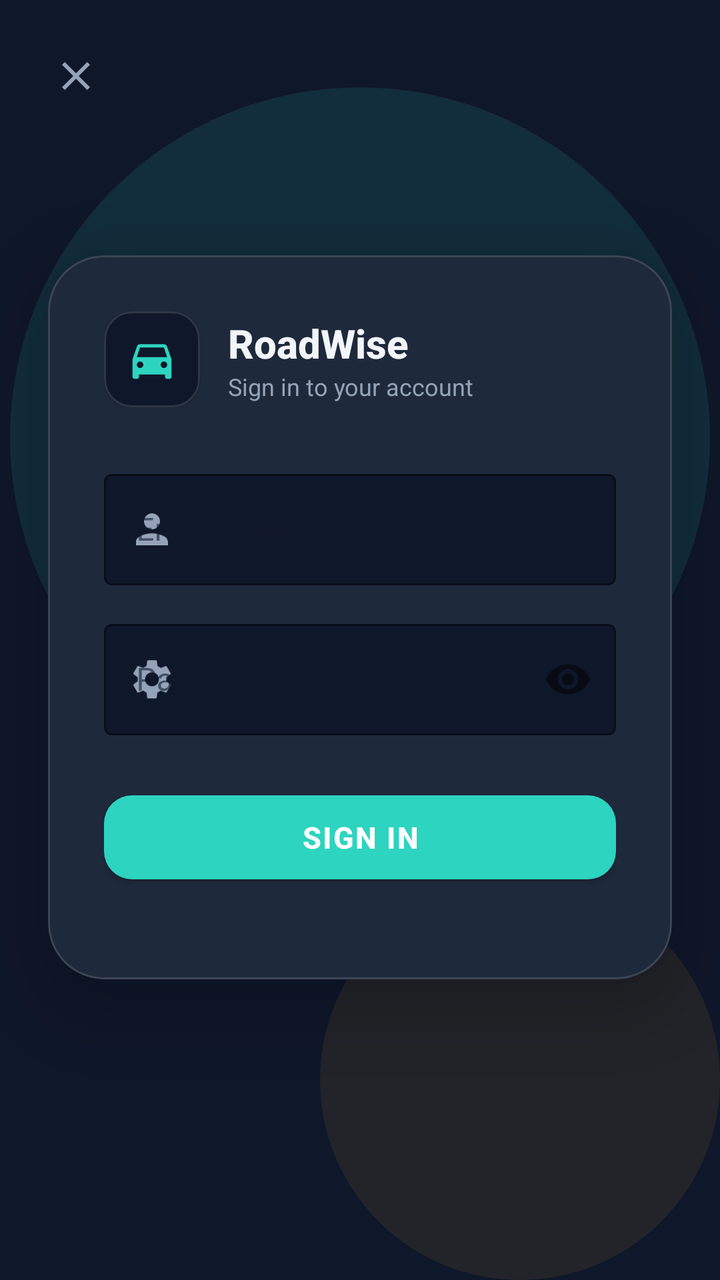
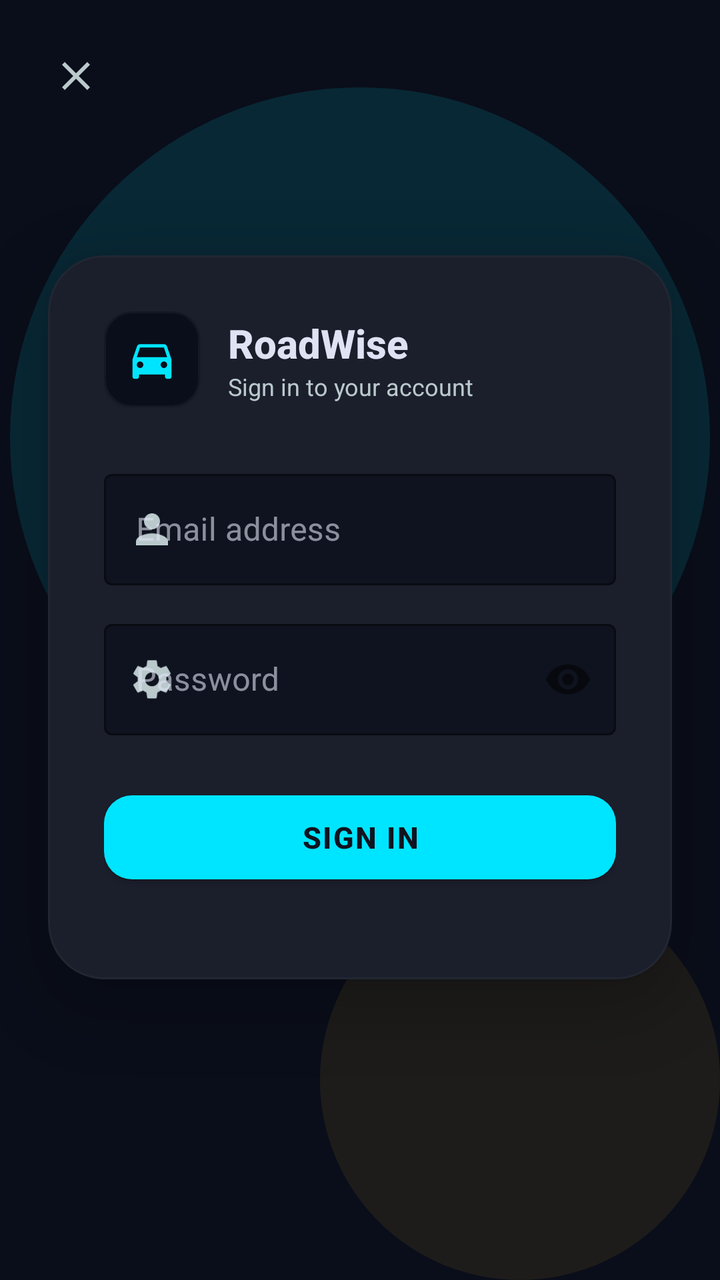

An Android layout rendered at two revisions. The XML below is the earlier revision; the diff shows what the commit changed to produce the second picture.
<!-- AndroidManifest.xml: activity theme Theme.RoadWise -->
<!-- res/layout/activity_login.xml -->
<?xml version="1.0" encoding="utf-8"?>
<androidx.constraintlayout.widget.ConstraintLayout xmlns:android="http://schemas.android.com/apk/res/android"
    xmlns:app="http://schemas.android.com/apk/res-auto"
    android:layout_width="match_parent"
    android:layout_height="match_parent"
    android:background="@color/obsidian_background">

    
    <View
        android:layout_width="350dp"
        android:layout_height="350dp"
        android:alpha="0.12"
        android:background="@drawable/circle_indicator"
        android:backgroundTint="@color/brand_teal"
        app:layout_constraintEnd_toEndOf="parent"
        app:layout_constraintStart_toStartOf="parent"
        app:layout_constraintTop_toTopOf="parent"
        app:layout_constraintBottom_toBottomOf="parent"
        app:layout_constraintVertical_bias="0.15" />

    
    <View
        android:id="@+id/amberGlow"
        android:layout_width="200dp"
        android:layout_height="200dp"
        android:alpha="0.08"
        android:background="@drawable/circle_indicator"
        android:backgroundTint="@color/brand_amber"
        app:layout_constraintEnd_toEndOf="parent"
        app:layout_constraintBottom_toBottomOf="parent" />

    
    <ImageButton
        android:id="@+id/btnBack"
        android:layout_width="44dp"
        android:layout_height="44dp"
        android:layout_margin="16dp"
        android:background="?attr/selectableItemBackgroundBorderless"
        android:src="@drawable/ic_close"
        android:padding="10dp"
        app:tint="@color/text_med_emphasis_dark"
        app:layout_constraintStart_toStartOf="parent"
        app:layout_constraintTop_toTopOf="parent" />

    
    <com.google.android.material.card.MaterialCardView
        android:id="@+id/loginCard"
        android:layout_width="0dp"
        android:layout_height="wrap_content"
        android:layout_margin="24dp"
        app:cardBackgroundColor="@color/obsidian_surface"
        app:cardCornerRadius="28dp"
        app:cardElevation="16dp"
        app:strokeColor="@color/glass_border_dark"
        app:strokeWidth="1dp"
        app:layout_constraintBottom_toBottomOf="parent"
        app:layout_constraintEnd_toEndOf="parent"
        app:layout_constraintStart_toStartOf="parent"
        app:layout_constraintTop_toTopOf="parent"
        app:layout_constraintVertical_bias="0.45">

        <LinearLayout
            android:layout_width="match_parent"
            android:layout_height="wrap_content"
            android:orientation="vertical"
            android:padding="28dp">

            
            <LinearLayout
                android:layout_width="match_parent"
                android:layout_height="wrap_content"
                android:orientation="horizontal"
                android:gravity="center_vertical"
                android:layout_marginBottom="28dp">

                <com.google.android.material.card.MaterialCardView
                    android:layout_width="48dp"
                    android:layout_height="48dp"
                    app:cardBackgroundColor="@color/obsidian_background"
                    app:cardCornerRadius="14dp"
                    app:strokeColor="@color/glass_border_dark"
                    app:strokeWidth="1dp">
                    <ImageView
                        android:layout_width="match_parent"
                        android:layout_height="match_parent"
                        android:padding="11dp"
                        android:src="@drawable/ic_drive"
                        app:tint="@color/brand_teal" />
                </com.google.android.material.card.MaterialCardView>

                <LinearLayout
                    android:layout_width="wrap_content"
                    android:layout_height="wrap_content"
                    android:orientation="vertical"
                    android:layout_marginStart="14dp">
                    <TextView
                        android:layout_width="wrap_content"
                        android:layout_height="wrap_content"
                        android:text="RoadWise"
                        android:textColor="@color/text_high_emphasis_dark"
                        android:textSize="20sp"
                        android:textStyle="bold"
                        android:fontFamily="sans-serif-medium" />
                    <TextView
                        android:layout_width="wrap_content"
                        android:layout_height="wrap_content"
                        android:text="Sign in to your account"
                        android:textColor="@color/text_med_emphasis_dark"
                        android:textSize="12sp" />
                </LinearLayout>
            </LinearLayout>

            
            <com.google.android.material.textfield.TextInputLayout
                android:id="@+id/emailLayout"
                style="@style/Widget.MaterialComponents.TextInputLayout.OutlinedBox"
                android:layout_width="match_parent"
                android:layout_height="wrap_content"
                android:hint="Email address"
                android:layout_marginBottom="14dp"
                app:boxStrokeColor="@color/brand_teal"
                app:hintTextColor="@color/brand_teal"
                app:startIconDrawable="@drawable/ic_person"
                app:startIconTint="@color/text_med_emphasis_dark"
                app:boxBackgroundColor="@color/obsidian_background">

                <com.google.android.material.textfield.TextInputEditText
                    android:id="@+id/etEmail"
                    android:layout_width="match_parent"
                    android:layout_height="wrap_content"
                    android:inputType="textEmailAddress"
                    android:textColor="@color/text_high_emphasis_dark"
                    android:textColorHint="@color/text_med_emphasis_dark"
                    android:imeOptions="actionNext" />
            </com.google.android.material.textfield.TextInputLayout>

            
            <com.google.android.material.textfield.TextInputLayout
                android:id="@+id/passwordLayout"
                style="@style/Widget.MaterialComponents.TextInputLayout.OutlinedBox"
                android:layout_width="match_parent"
                android:layout_height="wrap_content"
                android:hint="Password"
                android:layout_marginBottom="24dp"
                app:boxStrokeColor="@color/brand_teal"
                app:hintTextColor="@color/brand_teal"
                app:startIconDrawable="@drawable/ic_settings"
                app:startIconTint="@color/text_med_emphasis_dark"
                app:passwordToggleEnabled="true"
                app:boxBackgroundColor="@color/obsidian_background">

                <com.google.android.material.textfield.TextInputEditText
                    android:id="@+id/etPassword"
                    android:layout_width="match_parent"
                    android:layout_height="wrap_content"
                    android:inputType="textPassword"
                    android:textColor="@color/text_high_emphasis_dark"
                    android:textColorHint="@color/text_med_emphasis_dark"
                    android:imeOptions="actionDone" />
            </com.google.android.material.textfield.TextInputLayout>

            
            <com.google.android.material.button.MaterialButton
                android:id="@+id/btnLogin"
                android:layout_width="match_parent"
                android:layout_height="54dp"
                android:text="Sign In"
                android:textSize="15sp"
                android:textStyle="bold"
                android:letterSpacing="0.05"
                app:backgroundTint="@color/brand_teal"
                app:cornerRadius="14dp"
                android:layout_marginBottom="16dp" />

            
            <TextView
                android:id="@+id/tvError"
                android:layout_width="match_parent"
                android:layout_height="wrap_content"
                android:textColor="#EF4444"
                android:textSize="12sp"
                android:gravity="center"
                android:visibility="gone"
                android:text="" />

        </LinearLayout>
    </com.google.android.material.card.MaterialCardView>

    
    <FrameLayout
        android:id="@+id/loadingOverlay"
        android:layout_width="match_parent"
        android:layout_height="match_parent"
        android:background="#AA0F172A"
        android:visibility="gone"
        app:layout_constraintBottom_toBottomOf="parent"
        app:layout_constraintTop_toTopOf="parent"
        app:layout_constraintStart_toStartOf="parent"
        app:layout_constraintEnd_toEndOf="parent">

        <ProgressBar
            android:layout_width="48dp"
            android:layout_height="48dp"
            android:layout_gravity="center"
            android:indeterminateTint="@color/brand_teal" />
    </FrameLayout>

</androidx.constraintlayout.widget.ConstraintLayout>
<!-- resources referenced by this layout -->
<resources>
  <color name="brand_amber">#FBBF24</color>
  <color name="brand_teal">#2DD4BF</color>
  <color name="glass_border_dark">#22FFFFFF</color>
  <color name="obsidian_background">#0F172A</color>
  <color name="obsidian_surface">#1E293B</color>
  <color name="text_high_emphasis_dark">#F1F5F9</color>
  <color name="text_med_emphasis_dark">#94A3B8</color>
  <!-- drawable circle_indicator (drawable) -->
  <?xml version="1.0" encoding="utf-8"?>
  <shape xmlns:android="http://schemas.android.com/apk/res/android"
      android:shape="oval">
      <solid android:color="#00FF00" />
      <size android:width="12dp" android:height="12dp" />
  </shape>
  <!-- drawable ic_close (drawable) -->
  <vector xmlns:android="http://schemas.android.com/apk/res/android"
      android:width="24dp"
      android:height="24dp"
      android:viewportWidth="24.0"
      android:viewportHeight="24.0">
      <path
          android:fillColor="#FF000000"
          android:pathData="M19,6.41L17.59,5,12,10.59,6.41,5,5,6.41,10.59,12,5,17.59,6.41,19,12,13.41,17.59,19,19,17.59,13.41,12z"/>
  </vector>
  <!-- drawable ic_drive (drawable) -->
  <vector xmlns:android="http://schemas.android.com/apk/res/android"
      android:width="24dp"
      android:height="24dp"
      android:viewportWidth="24.0"
      android:viewportHeight="24.0">
      <path
          android:fillColor="#FF000000"
          android:pathData="M18.92,6.01C18.72,5.42 18.16,5 17.5,5h-11C5.84,5 5.28,5.42 5.08,6.01L3,12v8c0,0.55 0.45,1 1,1h1c0.55,0 1,-0.45 1,-1v-1h12v1c0,0.55 0.45,1 1,1h1c0.55,0 1,-0.45 1,-1v-8L18.92,6.01zM6.5,16c-0.83,0 -1.5,-0.67 -1.5,-1.5S5.67,13 6.5,13s1.5,0.67 1.5,1.5S7.33,16 6.5,16zM17.5,16c-0.83,0 -1.5,-0.67 -1.5,-1.5s0.67,-1.5 1.5,-1.5s1.5,0.67 1.5,1.5S18.33,16 17.5,16zM5,11l1.5,-4.5h11L19,11H5z"/>
  </vector>
  <!-- drawable ic_person (drawable) -->
  <?xml version="1.0" encoding="utf-8"?>
  <vector xmlns:android="http://schemas.android.com/apk/res/android"
      android:width="24dp"
      android:height="24dp"
      android:viewportWidth="24"
      android:viewportHeight="24">
      <path
          android:fillColor="#FF000000"
          android:pathData="M12,12c2.21,0 4,-1.79 4,-4s-1.79,-4 -4,-4 -4,1.79 -4,4 1.79,4 4,4zM12,14c-2.67,0 -8,1.34 -8,4v2h16v-2c0,-2.66 -5.33,-4 -8,-4z"/>
  </vector>
  <style name="Theme.RoadWise" parent="Theme.MaterialComponents.DayNight.NoActionBar">
          <item name="colorPrimary">@color/brand_teal</item>
          <item name="colorPrimaryVariant">@color/brand_teal</item>
          <item name="colorOnPrimary">@color/white</item>
          <item name="colorSecondary">@color/brand_amber</item>
          <item name="colorSecondaryVariant">@color/brand_amber_dark</item>
          <item name="colorOnSecondary">@color/black</item>
          
          <item name="android:colorBackground">@color/pearl_background</item>
          <item name="colorSurface">@color/pearl_surface</item>
          <item name="colorOnBackground">@color/text_high_emphasis_light</item>
          <item name="colorOnSurface">@color/text_high_emphasis_light</item>
  
          <item name="glassSurface">@color/pearl_surface_glass</item>
          <item name="glassSurfaceDeep">@color/pearl_surface_glass</item>
          <item name="glassBorder">@color/glass_border_light</item>
          <item name="textFaded">@color/text_med_emphasis_light</item>
  
          <item name="android:statusBarColor">@color/pearl_background</item>
          <item name="android:windowLightStatusBar" tools:targetApi="m">true</item>
      </style>
  <color name="white">#FFFFFFFF</color>
  <color name="brand_amber_dark">#D97706</color>
  <color name="black">#FF000000</color>
  <color name="pearl_background">#F8FAFC</color>
  <color name="pearl_surface">#FFFFFF</color>
  <color name="text_high_emphasis_light">#0F172A</color>
  <color name="pearl_surface_glass">#E6FFFFFF</color>
  <color name="glass_border_light">#22000000</color>
  <color name="text_med_emphasis_light">#64748B</color>
  <!-- unchanged entries left out for length: 1 -->
</resources>

<!-- the commit's change to res/layout/activity_login.xml (unified diff, before → after) -->
@@ -3,7 +3,7 @@
     xmlns:app="http://schemas.android.com/apk/res-auto"
     android:layout_width="match_parent"
     android:layout_height="match_parent"
-    android:background="@color/obsidian_background">
+    android:background="@color/neon_background_lowest">
 
     
     <View
@@ -38,7 +38,7 @@
         android:background="?attr/selectableItemBackgroundBorderless"
         android:src="@drawable/ic_close"
         android:padding="10dp"
-        app:tint="@color/text_med_emphasis_dark"
+        app:tint="@color/neon_text_med"
         app:layout_constraintStart_toStartOf="parent"
         app:layout_constraintTop_toTopOf="parent" />
 
@@ -48,10 +48,10 @@
         android:layout_width="0dp"
         android:layout_height="wrap_content"
         android:layout_margin="24dp"
-        app:cardBackgroundColor="@color/obsidian_surface"
+        app:cardBackgroundColor="@color/neon_surface"
         app:cardCornerRadius="28dp"
         app:cardElevation="16dp"
-        app:strokeColor="@color/glass_border_dark"
+        app:strokeColor="@color/glass_ghost_border"
         app:strokeWidth="1dp"
         app:layout_constraintBottom_toBottomOf="parent"
         app:layout_constraintEnd_toEndOf="parent"
@@ -76,9 +76,9 @@
                 <com.google.android.material.card.MaterialCardView
                     android:layout_width="48dp"
                     android:layout_height="48dp"
-                    app:cardBackgroundColor="@color/obsidian_background"
+                    app:cardBackgroundColor="@color/neon_background_lowest"
                     app:cardCornerRadius="14dp"
-                    app:strokeColor="@color/glass_border_dark"
+                    app:strokeColor="@color/glass_ghost_border"
                     app:strokeWidth="1dp">
                     <ImageView
                         android:layout_width="match_parent"
@@ -97,7 +97,7 @@
                         android:layout_width="wrap_content"
                         android:layout_height="wrap_content"
                         android:text="RoadWise"
-                        android:textColor="@color/text_high_emphasis_dark"
+                        android:textColor="@color/neon_text_high"
                         android:textSize="20sp"
                         android:textStyle="bold"
                         android:fontFamily="sans-serif-medium" />
@@ -105,7 +105,7 @@
                         android:layout_width="wrap_content"
                         android:layout_height="wrap_content"
                         android:text="Sign in to your account"
-                        android:textColor="@color/text_med_emphasis_dark"
+                        android:textColor="@color/neon_text_med"
                         android:textSize="12sp" />
                 </LinearLayout>
             </LinearLayout>
@@ -121,16 +121,16 @@
                 app:boxStrokeColor="@color/brand_teal"
                 app:hintTextColor="@color/brand_teal"
                 app:startIconDrawable="@drawable/ic_person"
-                app:startIconTint="@color/text_med_emphasis_dark"
-                app:boxBackgroundColor="@color/obsidian_background">
+                app:startIconTint="@color/neon_text_med"
+                app:boxBackgroundColor="@color/neon_background">
 
                 <com.google.android.material.textfield.TextInputEditText
                     android:id="@+id/etEmail"
                     android:layout_width="match_parent"
                     android:layout_height="wrap_content"
                     android:inputType="textEmailAddress"
-                    android:textColor="@color/text_high_emphasis_dark"
-                    android:textColorHint="@color/text_med_emphasis_dark"
+                    android:textColor="@color/neon_text_high"
+                    android:textColorHint="@color/neon_text_med"
                     android:imeOptions="actionNext" />
             </com.google.android.material.textfield.TextInputLayout>
 
@@ -145,17 +145,17 @@
                 app:boxStrokeColor="@color/brand_teal"
                 app:hintTextColor="@color/brand_teal"
                 app:startIconDrawable="@drawable/ic_settings"
-                app:startIconTint="@color/text_med_emphasis_dark"
+                app:startIconTint="@color/neon_text_med"
                 app:passwordToggleEnabled="true"
-                app:boxBackgroundColor="@color/obsidian_background">
+                app:boxBackgroundColor="@color/neon_background">
 
                 <com.google.android.material.textfield.TextInputEditText
                     android:id="@+id/etPassword"
                     android:layout_width="match_parent"
                     android:layout_height="wrap_content"
                     android:inputType="textPassword"
-                    android:textColor="@color/text_high_emphasis_dark"
-                    android:textColorHint="@color/text_med_emphasis_dark"
+                    android:textColor="@color/neon_text_high"
+                    android:textColorHint="@color/neon_text_med"
                     android:imeOptions="actionDone" />
             </com.google.android.material.textfield.TextInputLayout>
 
@@ -191,7 +191,7 @@
         android:id="@+id/loadingOverlay"
         android:layout_width="match_parent"
         android:layout_height="match_parent"
-        android:background="#AA0F172A"
+        android:background="#AA0A0E1A"
         android:visibility="gone"
         app:layout_constraintBottom_toBottomOf="parent"
         app:layout_constraintTop_toTopOf="parent"
<!-- resource entries referenced after the edit -->
@@ -1,12 +1,13 @@
 <!-- resources referenced by this layout -->
 <resources>
   <color name="brand_amber">#FBBF24</color>
-  <color name="brand_teal">#2DD4BF</color>
-  <color name="glass_border_dark">#22FFFFFF</color>
-  <color name="obsidian_background">#0F172A</color>
-  <color name="obsidian_surface">#1E293B</color>
-  <color name="text_high_emphasis_dark">#F1F5F9</color>
-  <color name="text_med_emphasis_dark">#94A3B8</color>
+  <color name="brand_teal">#00E5FF</color>
+  <color name="glass_ghost_border">#333B494C</color>
+  <color name="neon_background">#0F131F</color>
+  <color name="neon_background_lowest">#0A0E1A</color>
+  <color name="neon_surface">#1B1F2C</color>
+  <color name="neon_text_high">#DFE2F3</color>
+  <color name="neon_text_med">#BAC9CC</color>
   <!-- drawable circle_indicator (drawable) -->
   <?xml version="1.0" encoding="utf-8"?>
   <shape xmlns:android="http://schemas.android.com/apk/res/android"
@@ -46,35 +47,32 @@
           android:pathData="M12,12c2.21,0 4,-1.79 4,-4s-1.79,-4 -4,-4 -4,1.79 -4,4 1.79,4 4,4zM12,14c-2.67,0 -8,1.34 -8,4v2h16v-2c0,-2.66 -5.33,-4 -8,-4z"/>
   </vector>
   <style name="Theme.RoadWise" parent="Theme.MaterialComponents.DayNight.NoActionBar">
-          <item name="colorPrimary">@color/brand_teal</item>
-          <item name="colorPrimaryVariant">@color/brand_teal</item>
-          <item name="colorOnPrimary">@color/white</item>
+          <item name="colorPrimary">@color/neon_primary</item>
+          <item name="colorPrimaryVariant">@color/neon_primary_dim</item>
+          <item name="colorOnPrimary">@color/neon_background</item>
           <item name="colorSecondary">@color/brand_amber</item>
           <item name="colorSecondaryVariant">@color/brand_amber_dark</item>
           <item name="colorOnSecondary">@color/black</item>
           
-          <item name="android:colorBackground">@color/pearl_background</item>
-          <item name="colorSurface">@color/pearl_surface</item>
-          <item name="colorOnBackground">@color/text_high_emphasis_light</item>
-          <item name="colorOnSurface">@color/text_high_emphasis_light</item>
+          <item name="android:colorBackground">@color/neon_background_lowest</item>
+          <item name="colorSurface">@color/neon_surface</item>
+          <item name="colorOnBackground">@color/neon_text_high</item>
+          <item name="colorOnSurface">@color/neon_text_high</item>
   
-          <item name="glassSurface">@color/pearl_surface_glass</item>
-          <item name="glassSurfaceDeep">@color/pearl_surface_glass</item>
-          <item name="glassBorder">@color/glass_border_light</item>
-          <item name="textFaded">@color/text_med_emphasis_light</item>
+          <item name="glassSurface">@color/glass_surface</item>
+          <item name="glassSurfaceDeep">@color/glass_surface_deep</item>
+          <item name="glassBorder">@color/glass_ghost_border</item>
+          <item name="textFaded">@color/neon_text_med</item>
   
-          <item name="android:statusBarColor">@color/pearl_background</item>
-          <item name="android:windowLightStatusBar" tools:targetApi="m">true</item>
+          <item name="android:statusBarColor">@color/neon_background_lowest</item>
+          <item name="android:windowLightStatusBar" tools:targetApi="m">false</item>
       </style>
-  <color name="white">#FFFFFFFF</color>
+  <color name="neon_primary">#00E5FF</color>
+  <color name="neon_primary_dim">#00DAF3</color>
   <color name="brand_amber_dark">#D97706</color>
   <color name="black">#FF000000</color>
-  <color name="pearl_background">#F8FAFC</color>
-  <color name="pearl_surface">#FFFFFF</color>
-  <color name="text_high_emphasis_light">#0F172A</color>
-  <color name="pearl_surface_glass">#E6FFFFFF</color>
-  <color name="glass_border_light">#22000000</color>
-  <color name="text_med_emphasis_light">#64748B</color>
+  <color name="glass_surface">#D91B1F2C</color>
+  <color name="glass_surface_deep">#E60F131F</color>
   <!-- unchanged entries left out for length: 1 -->
 </resources>
 
